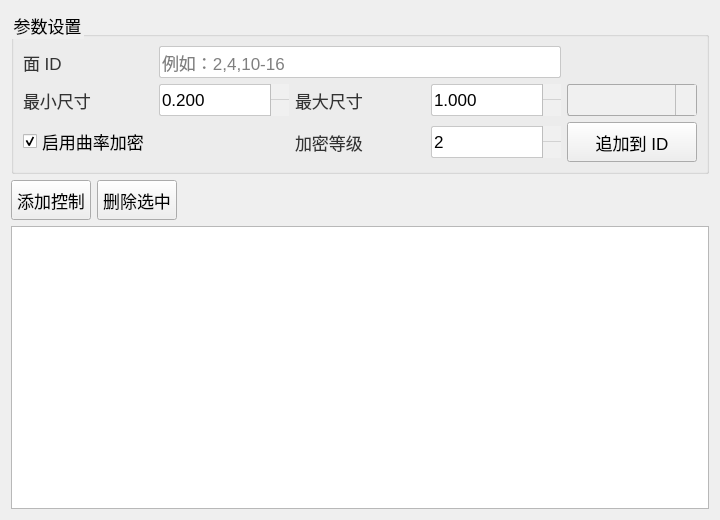
Qt form plugins/Base_Mesh/MeshFaceControlWidget.ui (asd977/base_cae) before a commit.
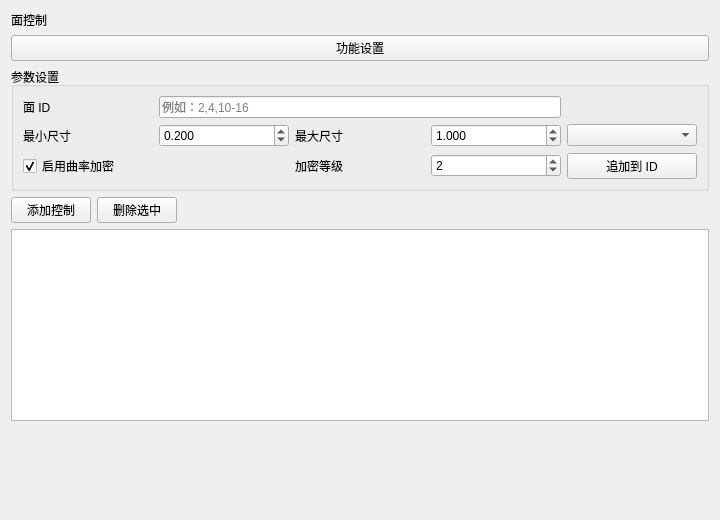
The same form after that commit. Icons and pictures are not drawn. Custom widgets are drawn as their Qt base class.

Commit message: fix(ui): place verticalSpacer at page root layout end

The edit to the form file:
```diff
--- a/plugins/Base_Mesh/MeshFaceControlWidget.ui
+++ b/plugins/Base_Mesh/MeshFaceControlWidget.ui
@@ -13,106 +13,22 @@
   <property name="windowTitle">
    <string>面控制</string>
   </property>
-  <property name="styleSheet">
-   <string notr="true">QWidget{
-font-family: &quot;Microsoft YaHei&quot;, &quot;微软雅黑&quot;;
-}
-QPushButton {
-    font-size: 17px;
-    min-height: 32px;
-}
-QPushButton#pushButton {
-    background-color: rgb(224, 233, 244);
-    border-width: 1px;
-    border-color: rgb(121, 121, 121);
-    border-style: solid;
-    min-height: 33px;
-    border-top: 1px solid rgb(169, 169, 169);
-    border-bottom: 1px solid rgb(169, 169, 169);
-    border-left: none;
-    border-right: none;
-    text-align: left;
-    padding-left: 15px;
-    font-size: 17px;
-}
-QLabel {
-    font-size: 17px;
-    color: rgb(51, 51, 51);
-}
-QLabel#pageNameLabel {
-    font-size: 20px;
-    padding-left: 9px;
-    color: rgb(53, 103, 147);
-}
-QLineEdit, QTextEdit, QPlainTextEdit, QSpinBox, QDoubleSpinBox, QDateTimeEdit {
-    border: 1px solid rgb(200, 200, 200);
-    border-radius: 2px;
-    font-size: 17px;
-    min-height: 30px;
-}
-QLineEdit:focus, QTextEdit:focus, QPlainTextEdit:focus,
-QSpinBox:focus, QDoubleSpinBox:focus, QDateTimeEdit:focus {
-    border-color: rgb(100, 100, 255);
-    outline: none;
-}
-QComboBox {
-    font-size: 17px;
-    color: rgb(51, 51, 51);
-    padding-left: 6px;
-    background: rgb(240, 240, 240);
-    border: 1px solid rgb(169, 169, 169);
-    border-radius: 3px;
-    min-height: 30px;
-}
-QComboBox::drop-down {
-    subcontrol-origin: padding;
-    subcontrol-position: top right;
-    width: 20px;
-    background: rgb(240, 240, 240);
-    border-left: 1px solid rgb(190, 190, 190);
-}
-QComboBox::down-arrow {
-    image: url(:/resources/arrow_down_drawn.svg);
-    width: 12px;
-    height: 12px;
-}
-QSpinBox::up-button, QDoubleSpinBox::up-button {
-    subcontrol-origin: border;
-    subcontrol-position: top right;
-    width: 18px;
-    border-left: 1px solid rgb(190, 190, 190);
-    border-bottom: 1px solid rgb(210, 210, 210);
-    background: rgb(240, 240, 240);
-}
-QSpinBox::down-button, QDoubleSpinBox::down-button {
-    subcontrol-origin: border;
-    subcontrol-position: bottom right;
-    width: 18px;
-    border-left: 1px solid rgb(190, 190, 190);
-    background: rgb(240, 240, 240);
-}
-QSpinBox::up-arrow, QDoubleSpinBox::up-arrow {
-    image: url(:/resources/arrow_up_drawn.svg);
-    width: 10px;
-    height: 10px;
-}
-QSpinBox::down-arrow, QDoubleSpinBox::down-arrow {
-    image: url(:/resources/arrow_down_drawn.svg);
-    width: 10px;
-    height: 10px;
-}
-QRadioButton, QCheckBox, QGroupBox {
-    font-size: 17px;
-}
-QTableWidget, QTreeWidget, QListWidget {
-    font-size: 16px;
-    gridline-color: rgb(210, 210, 210);
-}
-
-</string>
-  </property>
   <layout class="QVBoxLayout" name="verticalLayout">
+      <item>
+    <widget class="QLabel" name="pageNameLabel">
+     <property name="text">
+      <string>面控制</string>
+     </property>
+    </widget>
+   </item>
    <item>
+    <widget class="QPushButton" name="pushButton">
+     <property name="text">
+      <string>功能设置</string>
+     </property>
+    </widget>
+   </item>
+<item>
     <widget class="QGroupBox" name="groupBoxInput">
      <property name="title">
       <string>参数设置</string>
@@ -259,7 +175,20 @@
    <item>
     <widget class="QTableWidget" name="tableControls"/>
    </item>
-  </layout>
+  <item>
+    <spacer name="verticalSpacer">
+     <property name="orientation">
+      <enum>Qt::Vertical</enum>
+     </property>
+     <property name="sizeHint" stdset="0">
+      <size>
+       <width>20</width>
+       <height>40</height>
+      </size>
+     </property>
+    </spacer>
+   </item>
+</layout>
  </widget>
  <customwidgets>
  <customwidget>
```
Left out of the diff: 12 changed lines with no effect on the pictures. The commit also changes 45 other files.
